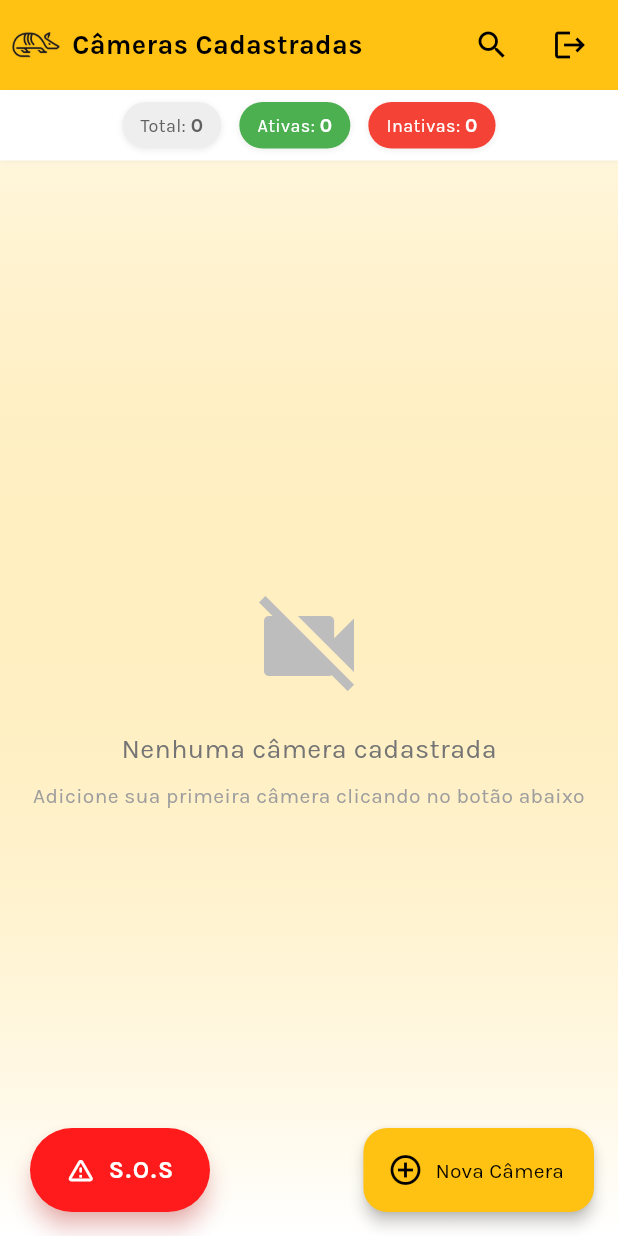
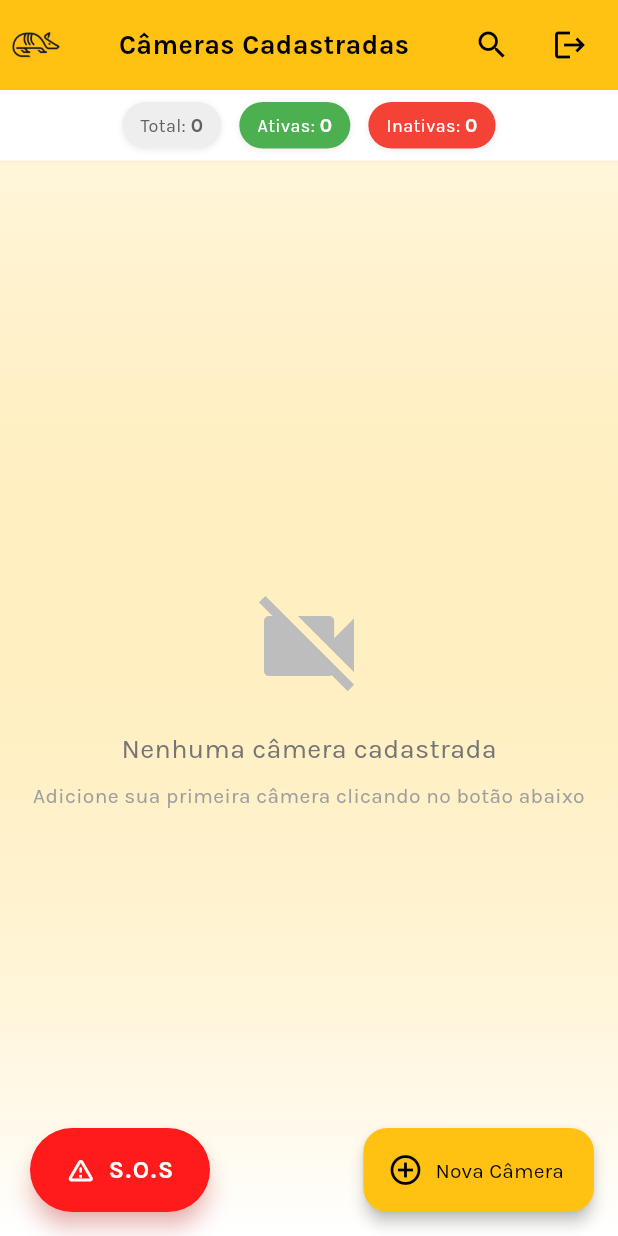
Before and after one commit to Rafaprimak/CRUDCameras, a Flutter app: the CameraListScreen screen opened directly, on a phone screen of 412 x 824 dp. Run offline on Flutter 3.47's test engine with Material 3 defaults, Android fonts, the light colour scheme and no system bars.

Commit message:
Fix - Ajustado centralizacao de titulo

```diff
--- a/lib/screens/camera_details_screen.dart
+++ b/lib/screens/camera_details_screen.dart
@@ -25,7 +25,6 @@ class _CameraDetailsScreenState extends State<CameraDetailsScreen> with SingleTi
     super.initState();
     _camera = widget.camera;
 
-    // Setup animations
     _controller = AnimationController(
       duration: const Duration(milliseconds: 800),
       vsync: this,
@@ -38,7 +37,6 @@ class _CameraDetailsScreenState extends State<CameraDetailsScreen> with SingleTi
       ),
     );
 
-    // Start animation
     _controller.forward();
   }
 
@@ -78,7 +76,6 @@ class _CameraDetailsScreenState extends State<CameraDetailsScreen> with SingleTi
 
               if (result == true) {
                 setState(() {
-                  // Refresh camera data
                   final updatedCamera = _cameraService.getCameraById(_camera.id);
                   if (updatedCamera != null) {
                     _camera = updatedCamera;
@@ -114,7 +111,6 @@ class _CameraDetailsScreenState extends State<CameraDetailsScreen> with SingleTi
                     _buildHeaderSection(context),
                     const SizedBox(height: 24),
 
-                    // General Information Card
                     _buildInfoCard(
                       context,
                       'Informações Gerais',
@@ -127,7 +123,6 @@ class _CameraDetailsScreenState extends State<CameraDetailsScreen> with SingleTi
                       ],
                     ),
 
-                    // Network Information Card
                     _buildInfoCard(
                       context,
                       'Configurações de Rede',
@@ -137,10 +132,8 @@ class _CameraDetailsScreenState extends State<CameraDetailsScreen> with SingleTi
                       ],
                     ),
 
-                    // Status Card
                     _buildStatusCard(context),
 
-                    // Action Buttons
                     const SizedBox(height: 24),
                     Center(
                       child: Wrap(
@@ -308,7 +301,6 @@ class _CameraDetailsScreenState extends State<CameraDetailsScreen> with SingleTi
   }
 
   Widget _buildInfoRow(BuildContext context, IconData icon, String label, String value) {
-    // Safe fallback for colors
     final Color iconColor = Colors.grey[600] ?? Colors.grey;
     final Color labelColor = Colors.grey[700] ?? Colors.grey;
 
@@ -342,7 +334,6 @@ class _CameraDetailsScreenState extends State<CameraDetailsScreen> with SingleTi
                     fontSize: 16,
                     fontWeight: FontWeight.w500,
                   ),
-                  // Handle potentially long text
                   overflow: TextOverflow.ellipsis,
                   maxLines: 3,
                 ),
@@ -470,10 +461,9 @@ class _CameraDetailsScreenState extends State<CameraDetailsScreen> with SingleTi
   }
 
   void _showTestConnectionDialog(BuildContext context) {
-    // Create a future to simulate network test
     Future<bool> testConnection() async {
       await Future.delayed(const Duration(seconds: 2));
-      return true; // Simulate successful connection
+      return true;
     }
 
     showDialog(
@@ -595,7 +585,6 @@ class _CameraDetailsScreenState extends State<CameraDetailsScreen> with SingleTi
           borderRadius: BorderRadius.circular(16),
         ),
         actions: [
-          // Wrap buttons in a row for consistent alignment
           Row(
             mainAxisAlignment: MainAxisAlignment.end,
             children: [
@@ -623,7 +612,6 @@ class _CameraDetailsScreenState extends State<CameraDetailsScreen> with SingleTi
                 ),
                 onPressed: () {
                   try {
-                    // Create the updated camera with toggled status
                     final updatedCamera = Camera(
                       id: _camera.id,
                       name: _camera.name,
@@ -634,15 +622,12 @@ class _CameraDetailsScreenState extends State<CameraDetailsScreen> with SingleTi
                       isActive: !_camera.isActive,
                     );
 
-                    // Update in the service
                     _cameraService.updateCamera(updatedCamera);
 
-                    // Update the local state
                     setState(() {
                       _camera = updatedCamera;
                     });
 
-                    // Show success feedback
                     final snackBar = SnackBar(
                       content: Text(
                         updatedCamera.isActive
@@ -659,11 +644,9 @@ class _CameraDetailsScreenState extends State<CameraDetailsScreen> with SingleTi
                     );
                     ScaffoldMessenger.of(context).showSnackBar(snackBar);
 
-                    // Close the dialog
                     Navigator.of(ctx).pop();
 
                   } catch (e) {
-                    // Error handling
                     final errorSnackBar = SnackBar(
                       content: Text('Erro ao atualizar status da câmera: ${e.toString()}'),
                       backgroundColor: Colors.red,
--- a/lib/screens/camera_form_screen.dart
+++ b/lib/screens/camera_form_screen.dart
@@ -88,7 +88,6 @@ class _CameraFormScreenState extends State<CameraFormScreen> {
                 child: Column(
                   crossAxisAlignment: CrossAxisAlignment.start,
                   children: [
-                    // Form Header
                     Container(
                       margin: const EdgeInsets.only(bottom: 24),
                       child: Row(
@@ -138,7 +137,6 @@ class _CameraFormScreenState extends State<CameraFormScreen> {
                       ),
                     ),
 
-                    // Basic Information Card
                     _buildSectionCard(
                       title: 'Informações Básicas',
                       titleIcon: Icons.info_outline,
@@ -190,7 +188,6 @@ class _CameraFormScreenState extends State<CameraFormScreen> {
                       ],
                     ),
 
-                    // Network Information Card
                     _buildSectionCard(
                       title: 'Configurações de Rede',
                       titleIcon: Icons.router,
@@ -203,14 +200,12 @@ class _CameraFormScreenState extends State<CameraFormScreen> {
                             if (value == null || value.isEmpty) {
                               return 'Por favor, insira um endereço IP';
                             }
-                            // Optional: Add regex validation for IP format
                             return null;
                           },
                         ),
                       ],
                     ),
 
-                    // Location Information Card
                     _buildSectionCard(
                       title: 'Localização',
                       titleIcon: Icons.location_on,
@@ -229,7 +224,6 @@ class _CameraFormScreenState extends State<CameraFormScreen> {
                       ],
                     ),
 
-                    // Status Card
                     _buildSectionCard(
                       title: 'Status',
                       titleIcon: Icons.settings,
@@ -279,7 +273,6 @@ class _CameraFormScreenState extends State<CameraFormScreen> {
                               setState(() {
                                 _isActive = value;
                               });
-                              // Provide haptic feedback
                               HapticFeedback.lightImpact();
                             },
                           ),
@@ -287,7 +280,6 @@ class _CameraFormScreenState extends State<CameraFormScreen> {
                       ],
                     ),
 
-                    // Action Buttons
                     const SizedBox(height: 24),
                     Row(
                       mainAxisAlignment: MainAxisAlignment.center,
@@ -318,14 +310,13 @@ class _CameraFormScreenState extends State<CameraFormScreen> {
                             ),
                           ),
                           onPressed: () {
-                            // Provide haptic feedback
                             HapticFeedback.mediumImpact();
                             _saveCamera();
                           },
                         ),
                       ],
                     ),
-                    const SizedBox(height: 20), // Bottom padding
+                    const SizedBox(height: 20),
                   ],
                 ),
               ),
@@ -421,7 +412,6 @@ class _CameraFormScreenState extends State<CameraFormScreen> {
         );
         _cameraService.updateCamera(updatedCamera);
 
-        // Show success message
         ScaffoldMessenger.of(context).showSnackBar(
           SnackBar(
             content: Text('Câmera ${updatedCamera.name} atualizada com sucesso'),
@@ -440,10 +430,9 @@ class _CameraFormScreenState extends State<CameraFormScreen> {
           _modelController.text,
           _ipAddressController.text,
           _addressController.text,
-          isActive: _isActive,  // Pass the selected status
+          isActive: _isActive,
         );
 
-        // Show success message
         ScaffoldMessenger.of(context).showSnackBar(
           SnackBar(
             content: Text('Câmera ${camera.name} cadastrada com sucesso'),
--- a/lib/screens/camera_list_screen.dart
+++ b/lib/screens/camera_list_screen.dart
@@ -57,7 +57,6 @@ class _CameraListScreenState extends State<CameraListScreen> with SingleTickerPr
     return Scaffold(
       body: Stack(
         children: [
-          // Background
           Container(
             decoration: BoxDecoration(
               gradient: LinearGradient(
@@ -71,7 +70,6 @@ class _CameraListScreenState extends State<CameraListScreen> with SingleTickerPr
             ),
           ),
 
-          // Custom AppBar
           Positioned(
             top: 0,
             left: 0,
@@ -90,19 +88,19 @@ class _CameraListScreenState extends State<CameraListScreen> with SingleTickerPr
                 ],
               ),
               child: Padding(
-                padding: const EdgeInsets.symmetric(horizontal: 8), // Reduced horizontal padding
+                padding: const EdgeInsets.symmetric(horizontal: 8),
                 child: Row(
-                  mainAxisSize: MainAxisSize.max, // Ensure row takes full width
+                  mainAxisSize: MainAxisSize.max,
                   children: [
                     ClipRRect(
                       borderRadius: BorderRadius.circular(8),
                       child: Image.asset(
                         'assets/images/armadillo_logo.png',
-                        width: 32, // Slightly smaller logo
+                        width: 32,
                         height: 32,
                       ),
                     ),
-                    const SizedBox(width: 8), // Reduced spacing
+                    const SizedBox(width: 8),
                     _showSearchBar
                         ? Expanded(
                             child: TextField(
@@ -113,15 +111,15 @@ class _CameraListScreenState extends State<CameraListScreen> with SingleTickerPr
                                 });
                               },
                               decoration: InputDecoration(
-                                hintText: 'Pesquisar...',  // Shorter hint text
+                                hintText: 'Pesquisar...',
                                 border: InputBorder.none,
                                 isDense: true,
                                 contentPadding: const EdgeInsets.symmetric(vertical: 8),
-                                prefixIcon: const Icon(Icons.search, size: 18), // Smaller icon
+                                prefixIcon: const Icon(Icons.search, size: 18),
                                 suffixIcon: IconButton(
-                                  icon: const Icon(Icons.clear, size: 18), // Smaller icon
-                                  padding: EdgeInsets.zero, // Remove internal padding
-                                  constraints: const BoxConstraints(), // Minimize constraints
+                                  icon: const Icon(Icons.clear, size: 18),
+                                  padding: EdgeInsets.zero,
+                                  constraints: const BoxConstraints(),
                                   onPressed: () {
                                     _searchController.clear();
                                     setState(() {
@@ -131,25 +129,27 @@ class _CameraListScreenState extends State<CameraListScreen> with SingleTickerPr
                                 ),
                               ),
                               style: const TextStyle(
-                                fontSize: 14, // Smaller font size
+                                fontSize: 14,
                               ),
                               autofocus: true,
                             ),
                           )
-                        : Expanded( // Wrap text in Expanded
-                            child: Text(
-                              'Câmeras Cadastradas',
-                              style: const TextStyle(
-                                fontSize: 18, // Slightly smaller font
-                                fontWeight: FontWeight.bold,
+                        : Expanded(
+                            child: Center(
+                              child: Text(
+                                'Câmeras Cadastradas',
+                                style: const TextStyle(
+                                  fontSize: 18,
+                                  fontWeight: FontWeight.bold,
+                                ),
+                                overflow: TextOverflow.ellipsis,
                               ),
-                              overflow: TextOverflow.ellipsis, // Prevent overflow
                             ),
                           ),
                     IconButton(
                       icon: Icon(_showSearchBar ? Icons.search_off : Icons.search),
-                      padding: const EdgeInsets.all(8), // Smaller padding
-                      constraints: const BoxConstraints(), // Minimize constraints
+                      padding: const EdgeInsets.all(8),
+                      constraints: const BoxConstraints(),
                       onPressed: () {
                         setState(() {
                           _showSearchBar = !_showSearchBar;
@@ -160,12 +160,12 @@ class _CameraListScreenState extends State<CameraListScreen> with SingleTickerPr
                         });
                       },
                     ),
-                    const SizedBox(width: 4), // Add small spacing
+                    const SizedBox(width: 4),
                     IconButton(
                       icon: const Icon(Icons.logout),
                       tooltip: 'Sair',
-                      padding: const EdgeInsets.all(8), // Smaller padding
-                      constraints: const BoxConstraints(), // Minimize constraints
+                      padding: const EdgeInsets.all(8),
+                      constraints: const BoxConstraints(),
                       onPressed: _showLogoutDialog,
                     ),
                   ],
@@ -174,7 +174,7 @@ class _CameraListScreenState extends State<CameraListScreen> with SingleTickerPr
             ),
           ),
 
-          // Content area
+
           Positioned(
             top: statusBarHeight + 60,
             left: 0,
@@ -190,12 +190,12 @@ class _CameraListScreenState extends State<CameraListScreen> with SingleTickerPr
             ),
           ),
 
-          // SOS Button with shadow - Updated positioning
+
           Positioned(
-            bottom: 16, // Match the standard FAB position
+            bottom: 16,
             left: 20,
             child: SizedBox(
-              height: 56, // Match FloatingActionButton height
+              height: 56,
               width: 120,
               child: ElevatedButton(
                 onPressed: _showSOSDialog,
@@ -245,7 +245,7 @@ class _CameraListScreenState extends State<CameraListScreen> with SingleTickerPr
     final totalCount = _cameraService.cameras.length;
 
     return Container(
-      padding: const EdgeInsets.symmetric(vertical: 8, horizontal: 16), // Reduced vertical padding
+      padding: const EdgeInsets.symmetric(vertical: 8, horizontal: 16),
       decoration: BoxDecoration(
         color: Colors.white,
         boxShadow: [
@@ -256,10 +256,10 @@ class _CameraListScreenState extends State<CameraListScreen> with SingleTickerPr
           ),
         ],
       ),
-      child: Center( // Center everything
+      child: Center(
         child: Wrap(
-          alignment: WrapAlignment.center, // Center items
-          spacing: 12, // Reduced spacing between items
+          alignment: WrapAlignment.center,
+          spacing: 12,
           runSpacing: 8,
           children: [
             _buildCountBadge(
@@ -286,7 +286,7 @@ class _CameraListScreenState extends State<CameraListScreen> with SingleTickerPr
     );
   }
 
-  // New method to create a rounded badge
+
   Widget _buildCountBadge({
     required String label,
     required int count,
@@ -297,7 +297,7 @@ class _CameraListScreenState extends State<CameraListScreen> with SingleTickerPr
       padding: const EdgeInsets.symmetric(horizontal: 12, vertical: 6),
       decoration: BoxDecoration(
         color: backgroundColor,
-        borderRadius: BorderRadius.circular(20), // Rounded borders
+        borderRadius: BorderRadius.circular(20),
         boxShadow: [
           BoxShadow(
             color: Colors.black.withOpacity(0.05),
@@ -313,7 +313,7 @@ class _CameraListScreenState extends State<CameraListScreen> with SingleTickerPr
           Text(
             '$label: ',
             style: TextStyle(
-              fontSize: 12, // Smaller font
+              fontSize: 12,
               color: color,
               fontWeight: FontWeight.w500,
             ),
@@ -321,7 +321,7 @@ class _CameraListScreenState extends State<CameraListScreen> with SingleTickerPr
           Text(
             '$count',
             style: TextStyle(
-              fontSize: 13, // Slightly larger for the number
+              fontSize: 13,
               color: color,
               fontWeight: FontWeight.bold,
             ),
@@ -428,7 +428,6 @@ class _CameraListScreenState extends State<CameraListScreen> with SingleTickerPr
             ),
             child: Column(
               children: [
-                // Status indicator
                 Container(
                   width: double.infinity,
                   padding: const EdgeInsets.symmetric(vertical: 4),
@@ -460,13 +459,11 @@ class _CameraListScreenState extends State<CameraListScreen> with SingleTickerPr
                   ),
                 ),
 
-                // Camera details
                 Padding(
                   padding: const EdgeInsets.all(16),
                   child: Row(
                     crossAxisAlignment: CrossAxisAlignment.start,
                     children: [
-                      // Camera icon
                       Container(
                         width: 50,
                         height: 50,
@@ -482,7 +479,6 @@ class _CameraListScreenState extends State<CameraListScreen> with SingleTickerPr
                       ),
                       const SizedBox(width: 16),
 
-                      // Info
                       Expanded(
                         child: Column(
                           crossAxisAlignment: CrossAxisAlignment.start,
@@ -547,7 +543,6 @@ class _CameraListScreenState extends State<CameraListScreen> with SingleTickerPr
                   ),
                 ),
 
-                // Action buttons
                 Container(
                   decoration: BoxDecoration(
                     color: Colors.grey[50],
--- a/lib/services/camera_service.dart
+++ b/lib/services/camera_service.dart
@@ -24,7 +24,7 @@ class CameraService {
       model: model,
       ipAddress: ipAddress,
       address: address,
-      isActive: isActive,  // Now accepts the parameter value
+      isActive: isActive,
     );
     _cameras.add(camera);
     return camera;
```
Also changed, not shown: lib/screens/welcome_screen.dart (+1 -9 lines).
